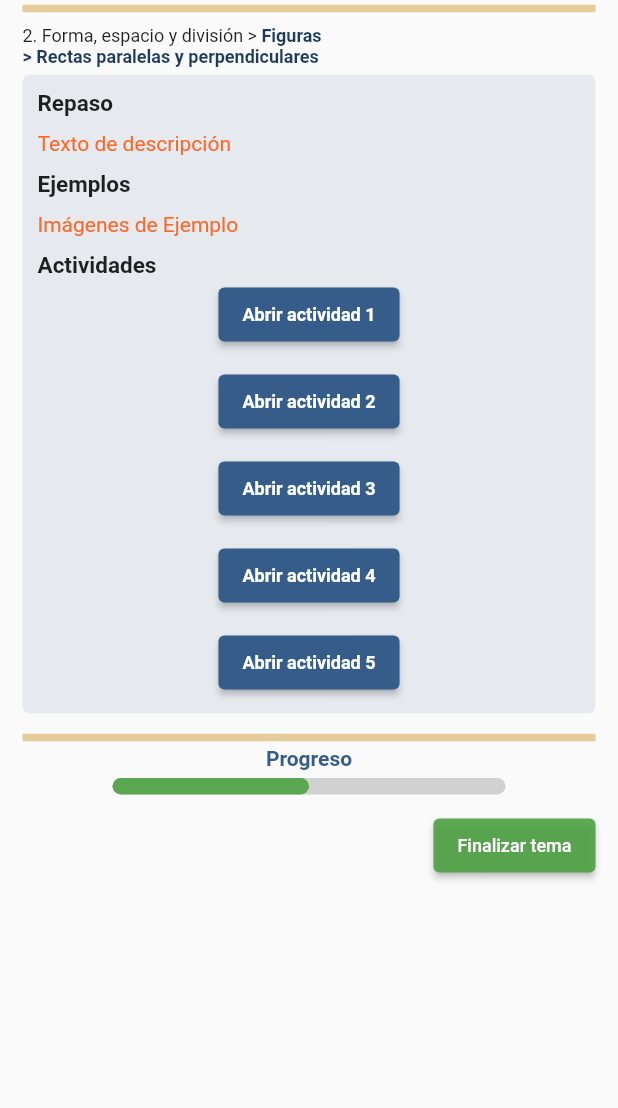
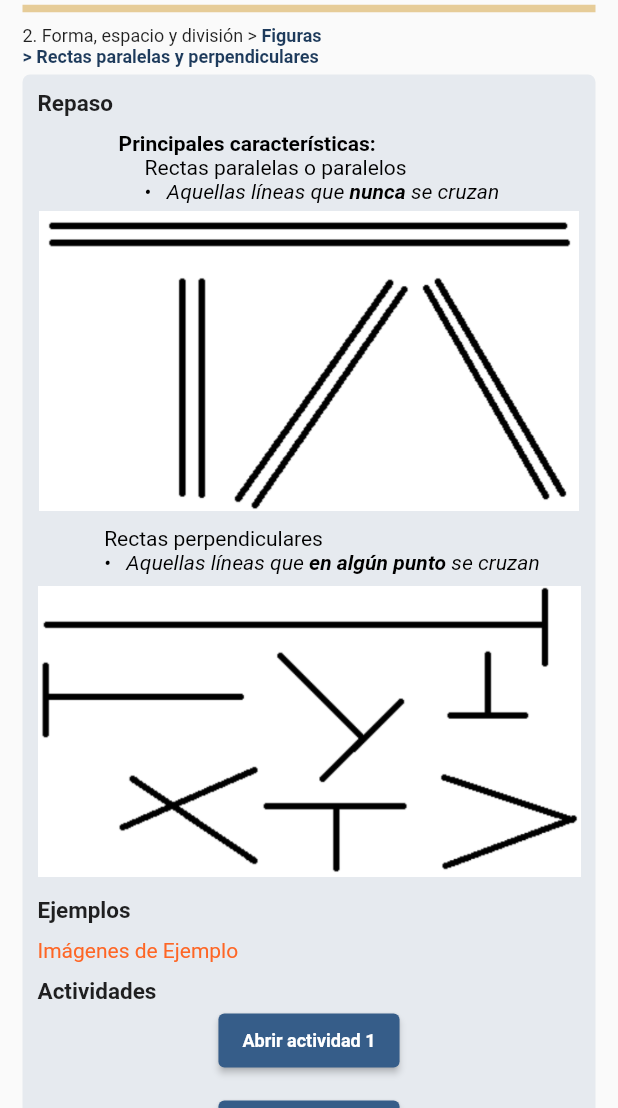
Before and after one commit to JosueNSoto/matematicas_para_primaria, a Flutter app: the rectasParalelasPerpen screen opened directly, on a phone screen of 412 x 824 dp, the part 128-1236 px from its top. Run offline on Flutter 3.47's test engine with Material 2 defaults, Android fonts, the phone set to English and light mode, and no system bars; drawn by our look-alikes of percent_indicator; our stand-ins replace carousel_slider, sqflite; accounts and stored records are empty.

Commit message:
estructura actividad 2 lista

```diff
--- a/lib/Eje2/Act1_ubicacionEspacial.dart
+++ b/lib/Eje2/Act1_ubicacionEspacial.dart
@@ -181,7 +181,7 @@ class _ubiEspacialState extends State<ubiEspacial> {
                                       image: AssetImage(
                                           "assets/img/ciudadCardinal.png"),
                                       height: 200,
-                                    )
+                                    ),
                                   ],
                                 ),
                               ),
--- a/lib/Eje2/Act2_FigurasCuerposGeometricos/2.2_rectasParalelasPerpendi.dart
+++ b/lib/Eje2/Act2_FigurasCuerposGeometricos/2.2_rectasParalelasPerpendi.dart
@@ -65,16 +65,88 @@ class _rectasParalelasPerpenState extends State<rectasParalelasPerpen> {
                       ),
                     ),
                     SizedBox(height: 10),
-                    Container(
-                      child: Column(
-                        children: [
-                          Text(
-                            "Texto de descripción",
-                            style: TextStyle(
-                              color: Color.fromRGBO(254, 102, 37, 1),
+                    Center(
+                      child: Container(
+                        child: Column(
+                          children: [
+                            RichText(
+                              text: TextSpan(
+                                style: TextStyle(
+                                  color: Color.fromARGB(255, 0, 0, 0),
+                                ),
+                                children: [
+                                  TextSpan(
+                                    text: "Principales características:\n",
+                                    style: TextStyle(
+                                      fontWeight: FontWeight.bold,
+                                    ),
+                                  ),
+                                  TextSpan(
+                                    text:
+                                        '     Rectas paralelas o paralelos \n',
+                                    style: TextStyle(),
+                                  ),
+                                  TextSpan(
+                                    text: "     •   Aquellas líneas que ",
+                                    style:
+                                        TextStyle(fontStyle: FontStyle.italic),
+                                  ),
+                                  TextSpan(
+                                    text: "nunca ",
+                                    style: TextStyle(
+                                        fontWeight: FontWeight.bold,
+                                        fontStyle: FontStyle.italic),
+                                  ),
+                                  TextSpan(
+                                    text: "se cruzan",
+                                    style:
+                                        TextStyle(fontStyle: FontStyle.italic),
+                                  ),
+                                ],
+                              ),
                             ),
-                          ),
-                        ],
+                            SizedBox(height: 5),
+                            Image(
+                              image: AssetImage("assets/img/lineaPara.png"),
+                              height: 200,
+                            ),
+                            SizedBox(height: 10),
+                            RichText(
+                              text: TextSpan(
+                                style: TextStyle(
+                                  color: Color.fromARGB(255, 0, 0, 0),
+                                ),
+                                children: [
+                                  TextSpan(
+                                    text: '     Rectas perpendiculares \n',
+                                    style: TextStyle(),
+                                  ),
+                                  TextSpan(
+                                    text: "     •   Aquellas líneas que ",
+                                    style:
+                                        TextStyle(fontStyle: FontStyle.italic),
+                                  ),
+                                  TextSpan(
+                                    text: "en algún punto ",
+                                    style: TextStyle(
+                                        fontWeight: FontWeight.bold,
+                                        fontStyle: FontStyle.italic),
+                                  ),
+                                  TextSpan(
+                                    text: "se cruzan",
+                                    style:
+                                        TextStyle(fontStyle: FontStyle.italic),
+                                  ),
+                                ],
+                              ),
+                            ),
+                            SizedBox(height: 5),
+                            Image(
+                              image: AssetImage("assets/img/lineaPerpen.png"),
+                              height: 200,
+                            ),
+                          ],
+                        ),
                       ),
                     ),
                     SizedBox(height: 10),
```
Also changed, not shown: assets/img/lineaPara.png (added), assets/img/lineaPerpen.png (added).
